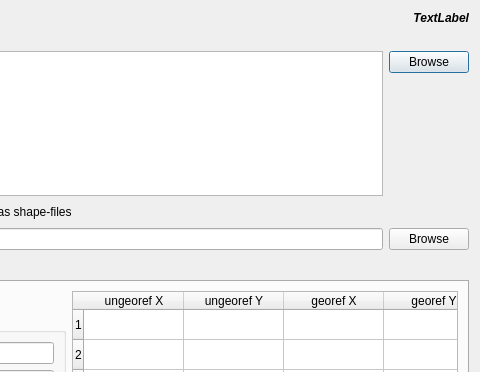
Old version of the form uiADXF2Shape.ui in the repository klokan/AnotherDXF2Shape; both pictures show x 284 to 764 and y 0 to 372 of the 764 by 661 pixel window.
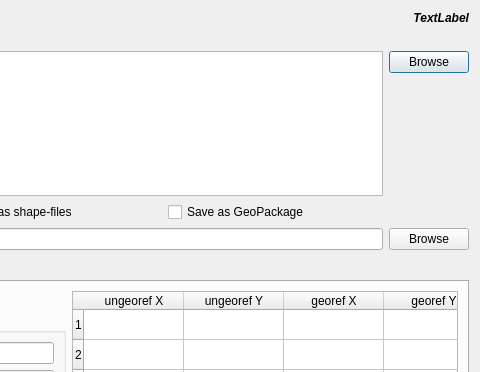
New version of the form. Icons and pictures are not drawn.

Patch:
```diff
--- a/uiADXF2Shape.ui
+++ b/uiADXF2Shape.ui
@@ -131,6 +131,13 @@
        </property>
       </widget>
      </item>
+     <item row="0" column="2">
+      <widget class="QCheckBox" name="chkGPKG">
+       <property name="text">
+        <string>Save as GeoPackage</string>
+       </property>
+      </widget>
+     </item>
     </layout>
    </item>
    <item>
```
Left out of the diff: 4 changed lines with no effect on the pictures.
